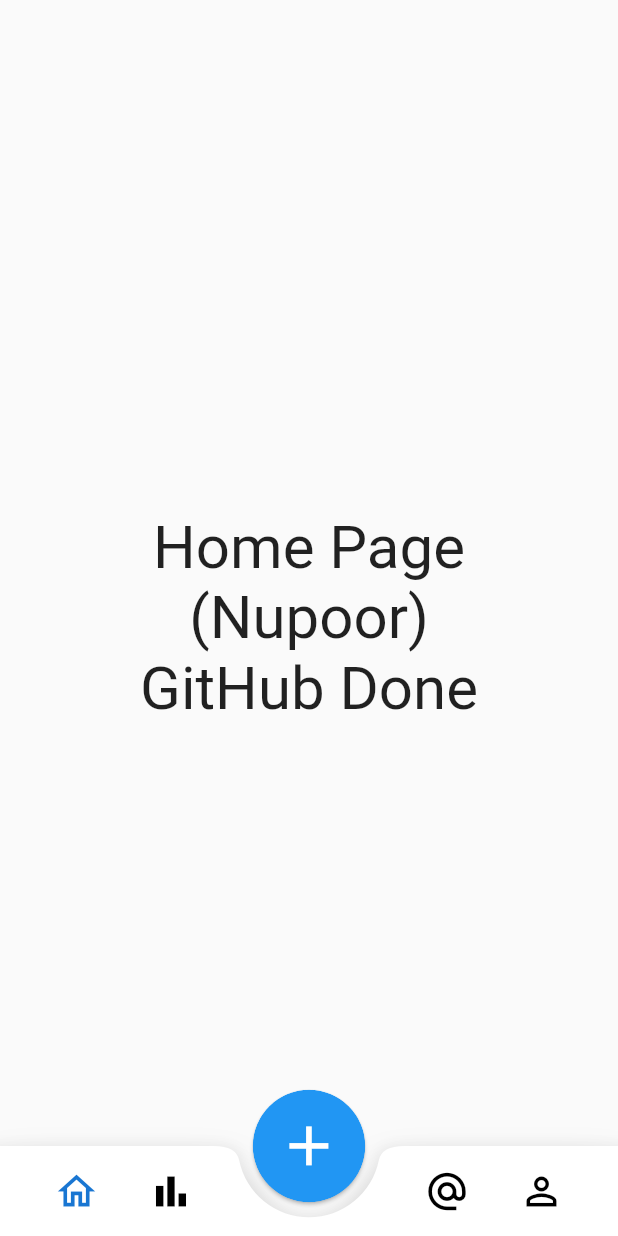
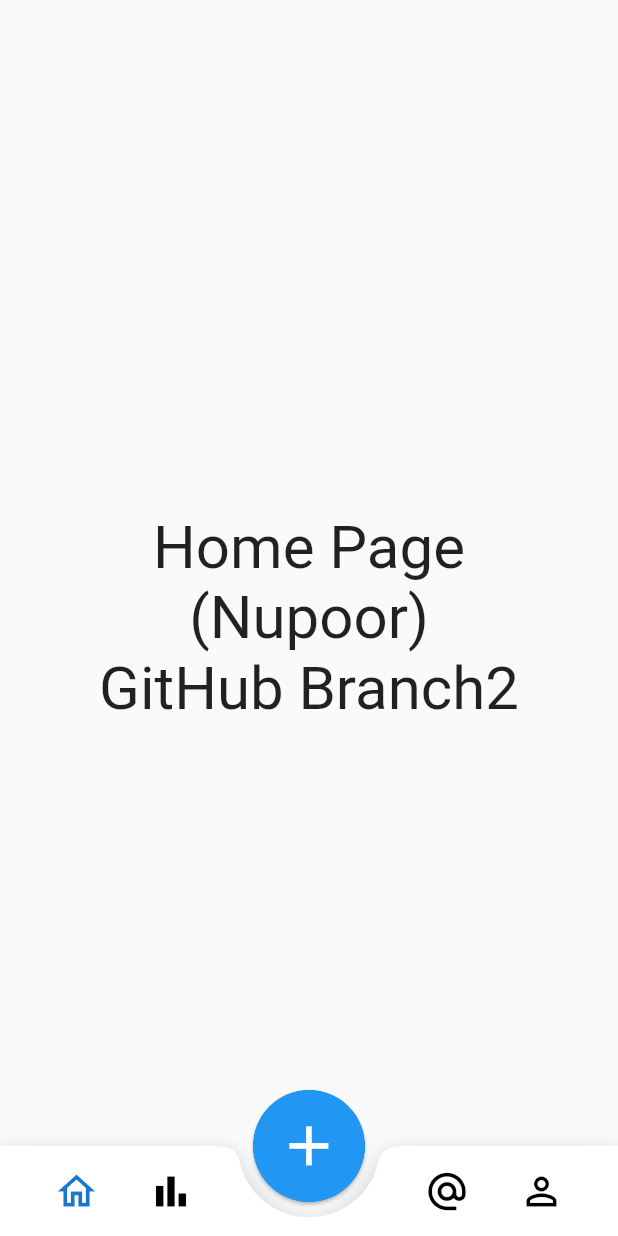
Before and after one commit to AadityaCholayil/DietMate, a Flutter app: the screen it shows after launch, on a phone screen of 412 x 824 dp. Run offline on Flutter 3.47's test engine with Material 2 defaults, Android fonts, the phone set to English and light mode, and no system bars; our stand-ins replace preload_page_view.

Commit message:
nupoor github branch

```diff
--- a/lib/pages/homepage.dart
+++ b/lib/pages/homepage.dart
@@ -11,7 +11,7 @@
     return Scaffold(
       body: Center(
           child: Text(
-            'Home Page\n(Nupoor)\nGitHub Done',
+            'Home Page\n(Nupoor)\nGitHub Branch2',
             style: TextStyle(
               fontSize: 40,
             ),
```
